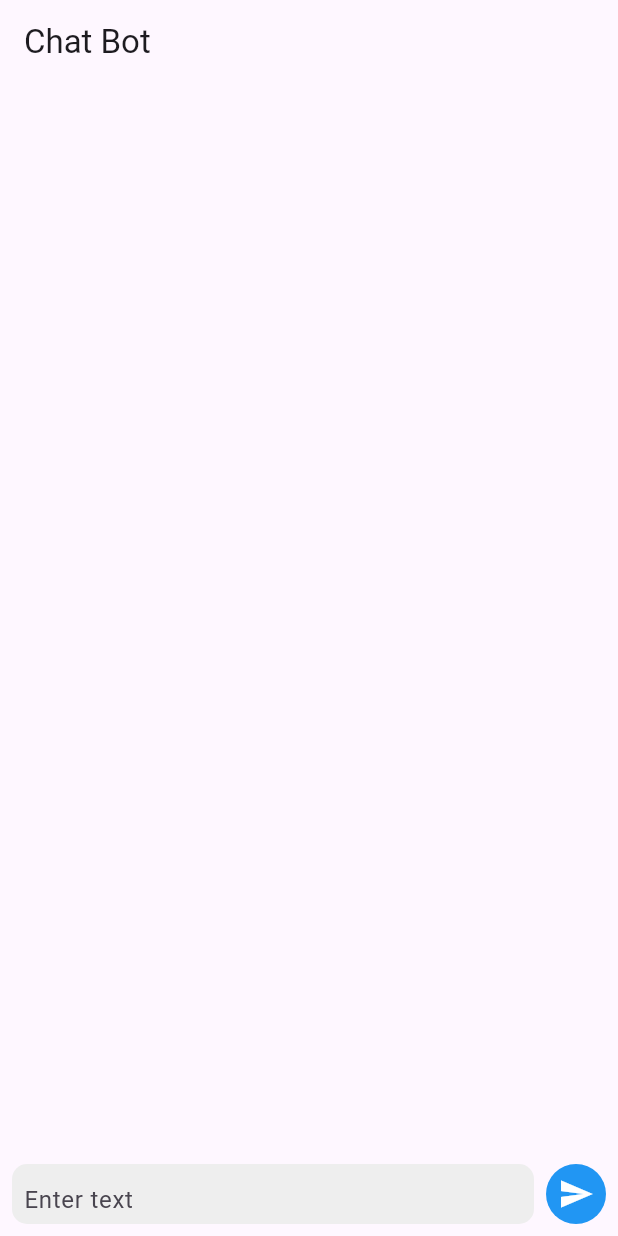
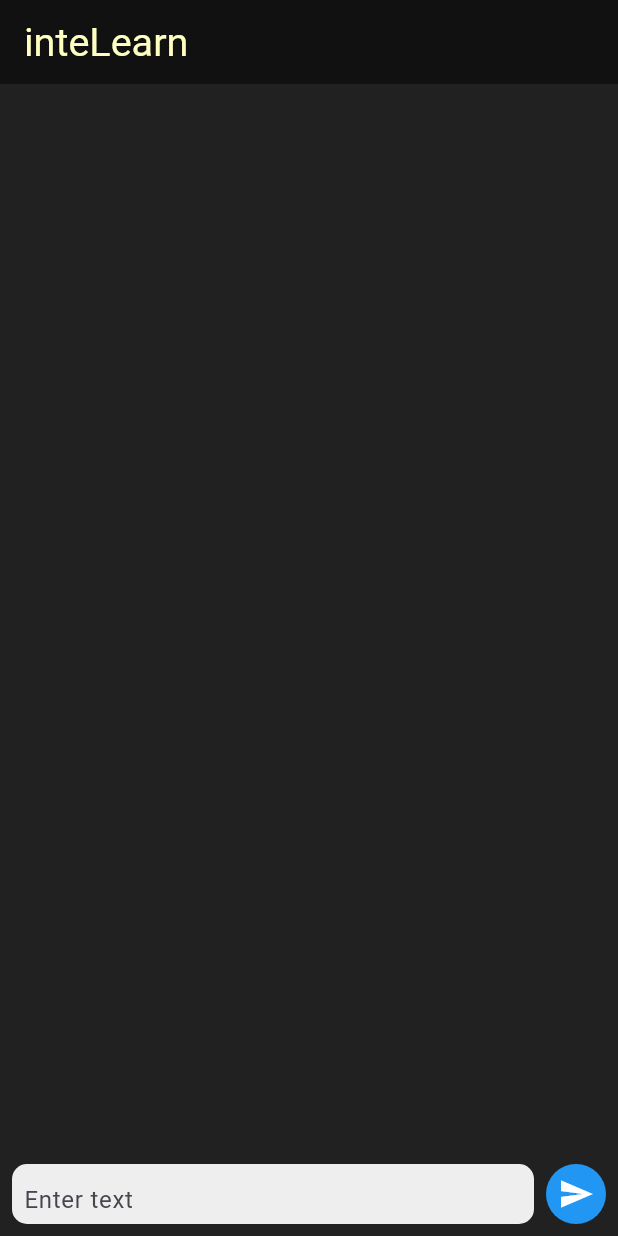
Before and after one commit to dorogit/interlearn, a Flutter app: the screen it shows after launch, after a tap on the "send" icon, on a phone screen of 412 x 824 dp. Run offline on Flutter 3.47's test engine with Material 3 defaults, Android fonts, the phone set to English and light mode, and no system bars; our stand-ins replace chat_bubbles, dio, loading_animation_widget.

Commit message:
update: persistant

```diff
--- a/lib/chat_screen.dart
+++ b/lib/chat_screen.dart
@@ -1,9 +1,11 @@
 import 'dart:convert';
+import 'dart:math';
 
 import 'package:chat_bubbles/bubbles/bubble_normal.dart';
+import 'package:dio/dio.dart';
 import 'package:flutter/material.dart';
-import 'package:http/http.dart' as http;
 import 'package:intelearn/message.dart';
+import 'package:loading_animation_widget/loading_animation_widget.dart';
 
 class ChatScreen extends StatefulWidget {
   const ChatScreen({super.key});
@@ -16,57 +18,114 @@ class _ChatScreenState extends State<ChatScreen> {
   TextEditingController controller = TextEditingController();
   ScrollController scrollController = ScrollController();
   List<Message> msgs = [];
+  String conversationHistory = "";
   bool isTyping = false;
 
   void sendMsg() async {
-    String text = controller.text;
+    String text = controller.text.trim();
     controller.clear();
-    try {
     if (text.isNotEmpty) {
       setState(() {
         msgs.insert(0, Message(true, text));
+        // Update conversation history with the user's message
         isTyping = true;
       });
-        scrollController.animateTo(0.0,
-            duration: const Duration(seconds: 1), curve: Curves.easeOut);
-        var response = await http.post(
-            Uri.parse(
-                "https://e9d4-146-152-225-59.ngrok-free.app/v1/chat/completions"),
-            body: jsonEncode({
+      try {
+        var dio = Dio();
+        var response = await dio.post(
+          "https://e9d4-146-152-225-59.ngrok-free.app/v1/chat/completions",
+          data: jsonEncode({
             "model": "Intel/neural-chat-7b-v3-1",
             "messages": [
-                {"role": "user", "content": "Hello!"}
+              {
+                "role": "user",
+                "content":
+                    "$text Context:(this is our conversation history, it is just for your context. Do not mention this unless necessary for your answer: $conversationHistory)"
+              }
             ]
-            }));
+          }),
+          options: Options(headers: {"Content-Type": "application/json"}),
+        );
         if (response.statusCode == 200) {
-          var json = jsonDecode(response.body);
+          var jsonResponse = response.data;
           setState(() {
             isTyping = false;
             msgs.insert(
                 0,
                 Message(
                     false,
-                    json["choices"][0]["message"]["content"]
+                    jsonResponse["choices"][0]["message"]["content"]
                         .toString()
                         .trimLeft()));
+            // Append the bot's response to the conversation history
+            conversationHistory +=
+                "User: $text\n You: ${jsonResponse["choices"][0]["message"]["content"].toString().trimLeft()}\n";
           });
-          scrollController.animateTo(0.0,
-              duration: const Duration(seconds: 1), curve: Curves.easeOut);
-        }
         }
       } catch (err) {
         print(err);
-      ScaffoldMessenger.of(context).showSnackBar(SnackBar(
-          content: Text("Some error occurred, please try again! $err")));
+        ScaffoldMessenger.of(context).showSnackBar(
+          SnackBar(
+              content: Text("Some error occurred, please try again! $err")),
+        );
       }
+    }
+  }
+
+  Widget currentLoadingAnimation =
+      const SizedBox(); // Placeholder for the initial state
+
+  final List<Widget Function()> loadingAnimations = [
+    () => LoadingAnimationWidget.waveDots(color: Colors.white, size: 40),
+    () => LoadingAnimationWidget.inkDrop(color: Colors.white, size: 40),
+    () =>
+        LoadingAnimationWidget.threeRotatingDots(color: Colors.white, size: 40),
+    () =>
+        LoadingAnimationWidget.staggeredDotsWave(color: Colors.white, size: 40),
+    () =>
+        LoadingAnimationWidget.fourRotatingDots(color: Colors.white, size: 40),
+    () => LoadingAnimationWidget.fallingDot(color: Colors.white, size: 40),
+    () => LoadingAnimationWidget.discreteCircle(color: Colors.white, size: 40),
+    () =>
+        LoadingAnimationWidget.threeArchedCircle(color: Colors.white, size: 40),
+    () => LoadingAnimationWidget.bouncingBall(color: Colors.white, size: 40),
+    () => LoadingAnimationWidget.beat(color: Colors.white, size: 40),
+    () =>
+        LoadingAnimationWidget.threeRotatingDots(color: Colors.white, size: 40),
+    () => LoadingAnimationWidget.twoRotatingArc(color: Colors.white, size: 40),
+    () => LoadingAnimationWidget.horizontalRotatingDots(
+        color: Colors.white, size: 50),
+    () => LoadingAnimationWidget.newtonCradle(color: Colors.white, size: 40),
+    () => LoadingAnimationWidget.stretchedDots(color: Colors.white, size: 40),
+    () => LoadingAnimationWidget.halfTriangleDot(color: Colors.white, size: 40),
+    () => LoadingAnimationWidget.dotsTriangle(color: Colors.white, size: 40),
+  ];
+
+  // Method to select a random loading animation
+  void selectRandomLoadingAnimation() {
+    final randomIndex = Random().nextInt(loadingAnimations.length);
+    setState(() {
+      currentLoadingAnimation = loadingAnimations[randomIndex]();
+    });
+  }
+
+  @override
+  void initState() {
+    super.initState();
+    selectRandomLoadingAnimation(); // Select an initial loading animation
   }
 
   @override
   Widget build(BuildContext context) {
     return Scaffold(
+      backgroundColor: const Color.fromRGBO(33, 33, 33, 33),
       appBar: AppBar(
-        title: const Text("Chat Bot"),
-      ),
+          backgroundColor: const Color.fromARGB(255, 17, 17, 17),
+          title: const Text(
+            'inteLearn',
+            textScaler: TextScaler.linear(1.2),
+            style: TextStyle(color: Color.fromARGB(255, 255, 255, 193)),
+          )),
       body: Column(
         children: [
           const SizedBox(
@@ -87,13 +146,15 @@ class _ChatScreenState extends State<ChatScreen> {
                                 BubbleNormal(
                                   text: msgs[0].msg,
                                   isSender: true,
-                                  color: Colors.blue.shade100,
+                                  color:
+                                      const Color.fromARGB(255, 255, 255, 193),
                                 ),
-                                const Padding(
-                                  padding: EdgeInsets.only(left: 16, top: 4),
+                                Padding(
+                                  padding:
+                                      const EdgeInsets.only(left: 16, top: 4),
                                   child: Align(
                                       alignment: Alignment.centerLeft,
-                                      child: Text("Typing...")),
+                                      child: currentLoadingAnimation),
                                 )
                               ],
                             )
@@ -101,7 +162,7 @@ class _ChatScreenState extends State<ChatScreen> {
                               text: msgs[index].msg,
                               isSender: msgs[index].isSender,
                               color: msgs[index].isSender
-                                  ? Colors.blue.shade100
+                                  ? const Color.fromARGB(255, 255, 255, 193)
                                   : Colors.grey.shade200,
                             ));
                 }),
@@ -120,6 +181,7 @@ class _ChatScreenState extends State<ChatScreen> {
                     child: Padding(
                       padding: const EdgeInsets.symmetric(horizontal: 8),
                       child: TextField(
+                        readOnly: isTyping,
                         controller: controller,
                         textCapitalization: TextCapitalization.sentences,
                         onSubmitted: (value) {
--- a/pubspec.yaml
+++ b/pubspec.yaml
@@ -34,11 +34,12 @@ dependencies:
   # The following adds the Cupertino Icons font to your application.
   # Use with the CupertinoIcons class for iOS style icons.
   cupertino_icons: ^1.0.6
+  loading_animation_widget: ^1.2.1
 
 dev_dependencies:
   flutter_test:
     sdk: flutter
-  http:
+  dio:
   chat_bubbles:
 
   # The "flutter_lints" package below contains a set of recommended lints to
```
Also changed, not shown: pubspec.lock. Lines whose indentation alone changed are shown as unchanged.
